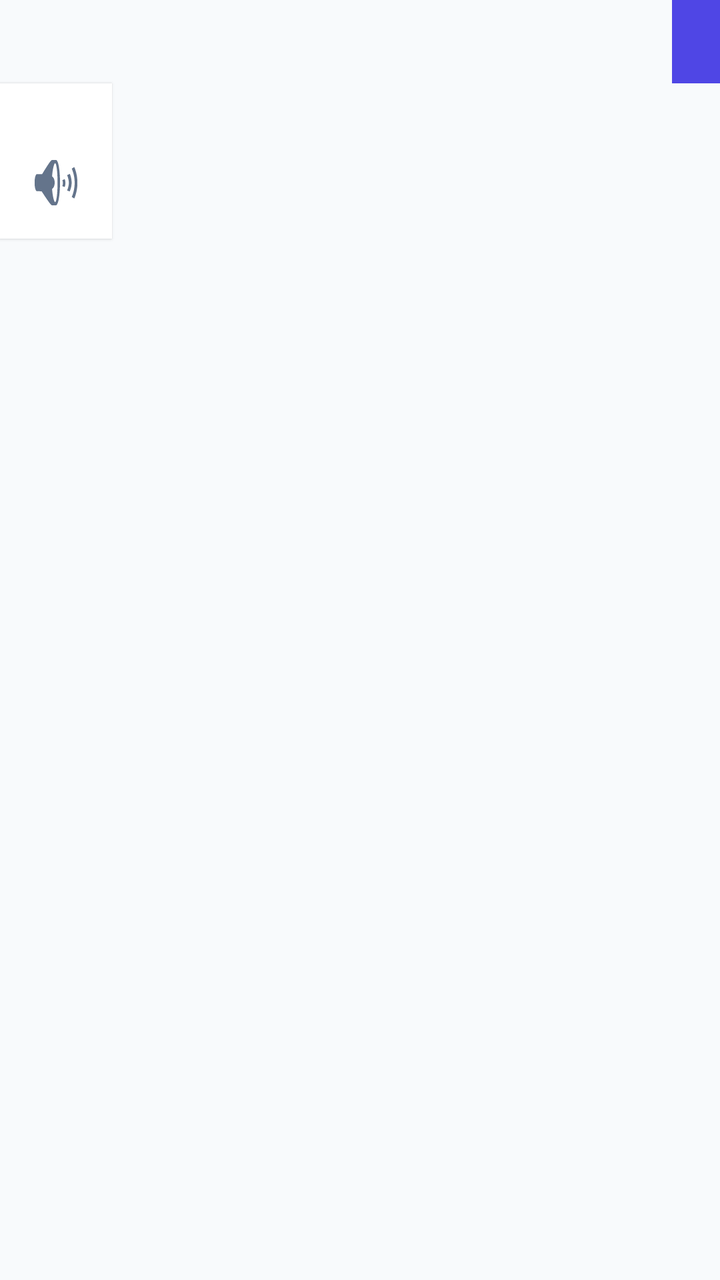
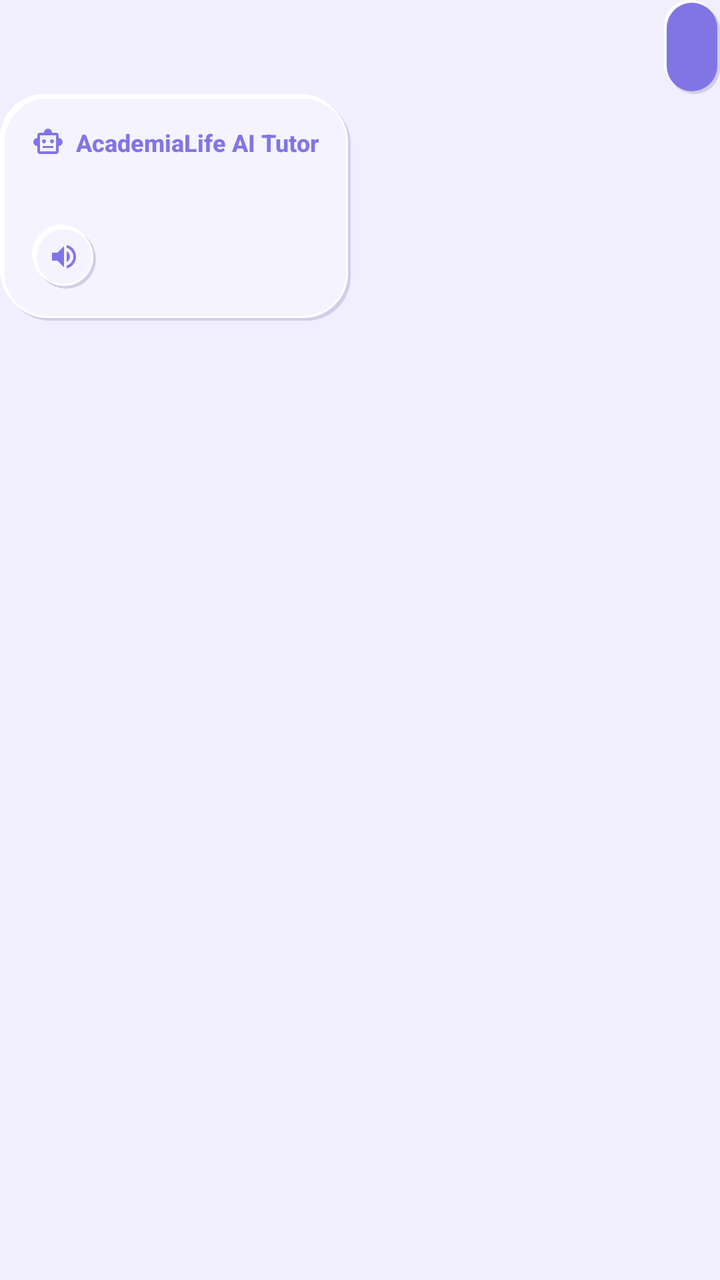

Before-and-after screenshots of an Android layout around one commit, followed by the original layout XML and the change that was made.
<!-- AndroidManifest.xml: application theme Theme.AcademiaLife -->
<!-- res/layout/item_chat_message.xml -->
<?xml version="1.0" encoding="utf-8"?>
<LinearLayout xmlns:android="http://schemas.android.com/apk/res/android"
    xmlns:app="http://schemas.android.com/apk/res-auto"
    android:layout_width="match_parent"
    android:layout_height="wrap_content"
    android:layout_marginBottom="10dp"
    android:orientation="vertical">

    
    <LinearLayout
        android:id="@+id/layoutUserMessage"
        android:layout_width="wrap_content"
        android:layout_height="wrap_content"
        android:layout_gravity="end"
        android:layout_marginStart="48dp"
        android:background="@color/brand_primary"
        android:orientation="vertical"
        android:padding="12dp">

        <TextView
            android:id="@+id/tvUserContent"
            android:layout_width="wrap_content"
            android:layout_height="wrap_content"
            android:textColor="@color/white"
            android:textSize="13sp" />
    </LinearLayout>

    
    <LinearLayout
        android:id="@+id/layoutAssistantMessage"
        android:layout_width="wrap_content"
        android:layout_height="wrap_content"
        android:layout_gravity="start"
        android:layout_marginEnd="48dp"
        android:background="@color/white"
        android:elevation="1dp"
        android:orientation="vertical"
        android:padding="12dp">

        <TextView
            android:id="@+id/tvAssistantContent"
            android:layout_width="wrap_content"
            android:layout_height="wrap_content"
            android:textColor="@color/slate_900"
            android:textSize="13sp" />

        <TextView
            android:id="@+id/tvSources"
            android:layout_width="wrap_content"
            android:layout_height="wrap_content"
            android:layout_marginTop="8dp"
            android:textColor="@color/slate_500"
            android:textSize="10sp"
            android:textStyle="italic"
            android:visibility="gone" />

        <ImageButton
            android:id="@+id/btnTtsRead"
            android:layout_width="32dp"
            android:layout_height="32dp"
            android:layout_gravity="end"
            android:layout_marginTop="4dp"
            android:background="?attr/selectableItemBackgroundBorderless"
            android:contentDescription="Read Aloud"
            android:src="@android:drawable/ic_lock_silent_mode_off"
            app:tint="@color/slate_500" />
    </LinearLayout>

</LinearLayout>
<!-- resources referenced by this layout -->
<resources>
  <color name="brand_primary">#4F46E5</color>
  <color name="slate_500">#64748B</color>
  <color name="slate_900">#0F172A</color>
  <style name="Theme.AcademiaLife" parent="Theme.Material3.DayNight.NoActionBar">
          
          <item name="colorPrimary">@color/brand_primary</item>
          <item name="colorOnPrimary">@color/white</item>
          <item name="colorPrimaryContainer">@color/slate_100</item>
          <item name="colorOnPrimaryContainer">@color/slate_900</item>
          
          <item name="colorSecondary">@color/brand_secondary</item>
          <item name="colorOnSecondary">@color/white</item>
          
          <item name="android:statusBarColor">@color/slate_900</item>
          <item name="android:windowLightStatusBar">false</item>
          <item name="android:windowBackground">@color/slate_50</item>
      </style>
  <color name="slate_100">#F1F5F9</color>
  <color name="brand_secondary">#06B6D4</color>
  <color name="slate_50">#F8FAFC</color>
  <!-- unchanged entries left out for length: 1 -->
</resources>

<!-- the commit's change to res/layout/item_chat_message.xml (unified diff, before → after) -->
@@ -3,7 +3,7 @@
     xmlns:app="http://schemas.android.com/apk/res-auto"
     android:layout_width="match_parent"
     android:layout_height="wrap_content"
-    android:layout_marginBottom="10dp"
+    android:layout_marginBottom="12dp"
     android:orientation="vertical">
 
     
@@ -13,16 +13,17 @@
         android:layout_height="wrap_content"
         android:layout_gravity="end"
         android:layout_marginStart="48dp"
-        android:background="@color/brand_primary"
+        android:background="@drawable/bg_neumorphic_btn_primary_idle"
         android:orientation="vertical"
-        android:padding="12dp">
+        android:padding="14dp">
 
         <TextView
             android:id="@+id/tvUserContent"
             android:layout_width="wrap_content"
             android:layout_height="wrap_content"
+            android:lineSpacingExtra="3dp"
             android:textColor="@color/white"
-            android:textSize="13sp" />
+            android:textSize="14sp" />
     </LinearLayout>
 
     
@@ -32,38 +33,68 @@
         android:layout_height="wrap_content"
         android:layout_gravity="start"
         android:layout_marginEnd="48dp"
-        android:background="@color/white"
-        android:elevation="1dp"
+        android:background="@drawable/bg_neumorphic_card"
         android:orientation="vertical"
-        android:padding="12dp">
+        android:padding="16dp">
+
+        <LinearLayout
+            android:layout_width="wrap_content"
+            android:layout_height="wrap_content"
+            android:gravity="center_vertical"
+            android:orientation="horizontal">
+
+            <ImageView
+                android:layout_width="16dp"
+                android:layout_height="16dp"
+                android:src="@drawable/ic_bot"
+                app:tint="@color/brand_primary" />
+
+            <TextView
+                android:layout_width="wrap_content"
+                android:layout_height="wrap_content"
+                android:layout_marginStart="6dp"
+                android:text="AcademiaLife AI Tutor"
+                android:textColor="@color/brand_primary"
+                android:textSize="12sp"
+                android:fontFamily="sans-serif-medium"
+                android:textStyle="bold" />
+        </LinearLayout>
 
         <TextView
             android:id="@+id/tvAssistantContent"
             android:layout_width="wrap_content"
             android:layout_height="wrap_content"
-            android:textColor="@color/slate_900"
-            android:textSize="13sp" />
+            android:layout_marginTop="6dp"
+            android:lineSpacingExtra="3dp"
+            android:textColor="@color/text_primary"
+            android:textSize="14sp" />
 
         <TextView
             android:id="@+id/tvSources"
             android:layout_width="wrap_content"
             android:layout_height="wrap_content"
             android:layout_marginTop="8dp"
-            android:textColor="@color/slate_500"
+            android:background="@drawable/bg_pill_neutral"
+            android:textColor="@color/text_muted"
             android:textSize="10sp"
-            android:textStyle="italic"
             android:visibility="gone" />
 
-        <ImageButton
+        <FrameLayout
             android:id="@+id/btnTtsRead"
             android:layout_width="32dp"
             android:layout_height="32dp"
-            android:layout_gravity="end"
-            android:layout_marginTop="4dp"
-            android:background="?attr/selectableItemBackgroundBorderless"
-            android:contentDescription="Read Aloud"
-            android:src="@android:drawable/ic_lock_silent_mode_off"
-            app:tint="@color/slate_500" />
+            android:layout_marginTop="8dp"
+            android:background="@drawable/bg_neumorphic_circle_btn"
+            android:clickable="true"
+            android:focusable="true">
+
+            <ImageView
+                android:layout_width="16dp"
+                android:layout_height="16dp"
+                android:layout_gravity="center"
+                android:src="@drawable/ic_speaker"
+                app:tint="@color/brand_primary" />
+        </FrameLayout>
     </LinearLayout>
 
 </LinearLayout>
<!-- resource entries referenced after the edit -->
@@ -1,25 +1,205 @@
 <!-- resources referenced by this layout -->
 <resources>
-  <color name="brand_primary">#4F46E5</color>
-  <color name="slate_500">#64748B</color>
-  <color name="slate_900">#0F172A</color>
+  <color name="brand_primary">#8175E5</color>
+  <color name="text_muted">#77718F</color>
+  <color name="text_primary">#39345D</color>
+  <!-- drawable bg_neumorphic_btn_primary_idle (drawable) -->
+  <?xml version="1.0" encoding="utf-8"?>
+  <layer-list xmlns:android="http://schemas.android.com/apk/res/android">
+      <item
+          android:left="2.5dp"
+          android:top="2.5dp">
+          <shape android:shape="rectangle">
+              <corners android:radius="16dp" />
+              <solid android:color="@color/lavender_dark_shadow" />
+          </shape>
+      </item>
+      <item
+          android:right="2.5dp"
+          android:bottom="2.5dp">
+          <shape android:shape="rectangle">
+              <corners android:radius="16dp" />
+              <solid android:color="@color/lavender_light_shadow" />
+          </shape>
+      </item>
+      <item
+          android:left="1.5dp"
+          android:top="1.5dp"
+          android:right="1.5dp"
+          android:bottom="1.5dp">
+          <shape android:shape="rectangle">
+              <corners android:radius="16dp" />
+              <solid android:color="@color/lavender_primary" />
+          </shape>
+      </item>
+  </layer-list>
+  <!-- drawable bg_neumorphic_card (drawable) -->
+  <?xml version="1.0" encoding="utf-8"?>
+  <layer-list xmlns:android="http://schemas.android.com/apk/res/android">
+      
+      <item
+          android:left="3dp"
+          android:top="3dp">
+          <shape android:shape="rectangle">
+              <corners android:radius="22dp" />
+              <solid android:color="@color/lavender_dark_shadow" />
+          </shape>
+      </item>
+  
+      
+      <item
+          android:right="3dp"
+          android:bottom="3dp">
+          <shape android:shape="rectangle">
+              <corners android:radius="22dp" />
+              <solid android:color="@color/lavender_light_shadow" />
+          </shape>
+      </item>
+  
+      
+      <item
+          android:left="1.5dp"
+          android:top="1.5dp"
+          android:right="1.5dp"
+          android:bottom="1.5dp">
+          <shape android:shape="rectangle">
+              <corners android:radius="22dp" />
+              <solid android:color="@color/lavender_card" />
+              <stroke
+                  android:width="1dp"
+                  android:color="@color/lavender_light_shadow" />
+          </shape>
+      </item>
+  </layer-list>
+  <!-- drawable bg_neumorphic_circle_btn (drawable) -->
+  <?xml version="1.0" encoding="utf-8"?>
+  <selector xmlns:android="http://schemas.android.com/apk/res/android">
+      <item android:state_pressed="true" android:drawable="@drawable/bg_neumorphic_circle_pressed" />
+      <item android:drawable="@drawable/bg_neumorphic_circle_idle" />
+  </selector>
+  <!-- drawable bg_pill_neutral (drawable) -->
+  <?xml version="1.0" encoding="utf-8"?>
+  <shape xmlns:android="http://schemas.android.com/apk/res/android"
+      android:shape="rectangle">
+      <corners android:radius="50dp" />
+      <solid android:color="@color/lavender_surface" />
+      <stroke
+          android:width="1dp"
+          android:color="@color/lavender_divider" />
+      <padding
+          android:left="10dp"
+          android:top="4dp"
+          android:right="10dp"
+          android:bottom="4dp" />
+  </shape>
+  <!-- drawable ic_bot (drawable) -->
+  <vector xmlns:android="http://schemas.android.com/apk/res/android"
+      android:width="24dp"
+      android:height="24dp"
+      android:viewportWidth="24"
+      android:viewportHeight="24">
+    <path
+        android:fillColor="@color/brand_primary"
+        android:pathData="M20,9V7c0,-1.1 -0.9,-2 -2,-2h-3c0,-1.66 -1.34,-3 -3,-3S9,3.34 9,5H6c-1.1,0 -2,0.9 -2,2v2c-1.66,0 -3,1.34 -3,3s1.34,3 3,3v4c0,1.1 0.9,2 2,2h12c1.1,0 2,-0.9 2,-2v-4c1.66,0 3,-1.34 3,-3s-1.34,-3 -3,-3zm-2,10H6V7h12v12zm-9,-6c0.83,0 1.5,-0.67 1.5,-1.5S9.83,10 9,10s-1.5,0.67 -1.5,1.5S8.17,13 9,13zm6,0c0.83,0 1.5,-0.67 1.5,-1.5S15.83,10 15,10s-1.5,0.67 -1.5,1.5 0.67,1.5 1.5,1.5zm-7,2h8v1.5H8V15z"/>
+  </vector>
+  <!-- drawable ic_speaker (drawable) -->
+  <vector xmlns:android="http://schemas.android.com/apk/res/android"
+      android:width="24dp"
+      android:height="24dp"
+      android:viewportWidth="24"
+      android:viewportHeight="24">
+    <path
+        android:fillColor="@color/brand_primary"
+        android:pathData="M3,9v6h4l5,5V4L7,9H3zm13.5,3c0,-1.77 -1.02,-3.29 -2.5,-4.03v8.05c1.48,-0.73 2.5,-2.25 2.5,-4.02zM14,3.23v2.06c2.89,0.86 5,3.54 5,6.71s-2.11,5.85 -5,6.71v2.06c4.01,-0.91 7,-4.49 7,-8.77s-2.99,-7.86 -7,-8.77z"/>
+  </vector>
   <style name="Theme.AcademiaLife" parent="Theme.Material3.DayNight.NoActionBar">
           
-          <item name="colorPrimary">@color/brand_primary</item>
+          <item name="colorPrimary">@color/lavender_primary</item>
           <item name="colorOnPrimary">@color/white</item>
-          <item name="colorPrimaryContainer">@color/slate_100</item>
-          <item name="colorOnPrimaryContainer">@color/slate_900</item>
-          
-          <item name="colorSecondary">@color/brand_secondary</item>
+          <item name="colorPrimaryContainer">@color/lavender_surface</item>
+          <item name="colorOnPrimaryContainer">@color/lavender_deep</item>
+          
+          
+          <item name="colorSecondary">@color/lavender_deep</item>
           <item name="colorOnSecondary">@color/white</item>
           
-          <item name="android:statusBarColor">@color/slate_900</item>
-          <item name="android:windowLightStatusBar">false</item>
-          <item name="android:windowBackground">@color/slate_50</item>
+          
+          <item name="android:windowBackground">@color/lavender_bg</item>
+          <item name="colorSurface">@color/lavender_card</item>
+          <item name="colorOnSurface">@color/text_primary</item>
+  
+          
+          <item name="android:statusBarColor">@color/lavender_bg</item>
+          <item name="android:windowLightStatusBar">true</item>
+          <item name="android:navigationBarColor">@color/lavender_bg</item>
+          <item name="android:windowLightNavigationBar" tools:targetApi="o_mr1">true</item>
+  
+          
+          <item name="materialAlertDialogTheme">@style/ThemeOverlay.AcademiaLife.MaterialAlertDialog</item>
       </style>
-  <color name="slate_100">#F1F5F9</color>
-  <color name="brand_secondary">#06B6D4</color>
-  <color name="slate_50">#F8FAFC</color>
+  <color name="lavender_dark_shadow">#D2CDE8</color>
+  <color name="lavender_light_shadow">#FFFFFF</color>
+  <color name="lavender_primary">#8175E5</color>
+  <color name="lavender_card">#F5F3FF</color>
+  <!-- drawable bg_neumorphic_circle_pressed (drawable) -->
+  <?xml version="1.0" encoding="utf-8"?>
+  <layer-list xmlns:android="http://schemas.android.com/apk/res/android">
+      <item>
+          <shape android:shape="oval">
+              <solid android:color="@color/lavender_divider" />
+          </shape>
+      </item>
+      <item
+          android:left="2dp"
+          android:top="2dp"
+          android:right="1dp"
+          android:bottom="1dp">
+          <shape android:shape="oval">
+              <solid android:color="@color/lavender_surface" />
+          </shape>
+      </item>
+  </layer-list>
+  <!-- drawable bg_neumorphic_circle_idle (drawable) -->
+  <?xml version="1.0" encoding="utf-8"?>
+  <layer-list xmlns:android="http://schemas.android.com/apk/res/android">
+      <item
+          android:left="2.5dp"
+          android:top="2.5dp">
+          <shape android:shape="oval">
+              <solid android:color="@color/lavender_dark_shadow" />
+          </shape>
+      </item>
+      <item
+          android:right="2.5dp"
+          android:bottom="2.5dp">
+          <shape android:shape="oval">
+              <solid android:color="@color/lavender_light_shadow" />
+          </shape>
+      </item>
+      <item
+          android:left="1.5dp"
+          android:top="1.5dp"
+          android:right="1.5dp"
+          android:bottom="1.5dp">
+          <shape android:shape="oval">
+              <solid android:color="@color/lavender_card" />
+              <stroke
+                  android:width="1dp"
+                  android:color="@color/lavender_light_shadow" />
+          </shape>
+      </item>
+  </layer-list>
+  <color name="lavender_surface">#E8E4FA</color>
+  <color name="lavender_divider">#E2DEF3</color>
+  <color name="lavender_deep">#6257C9</color>
+  <color name="lavender_bg">#F0EEFF</color>
+  <style name="ThemeOverlay.AcademiaLife.MaterialAlertDialog" parent="ThemeOverlay.Material3.MaterialAlertDialog">
+          <item name="shapeAppearanceOverlay">@style/ShapeAppearance.AcademiaLife.Dialog</item>
+          <item name="colorSurface">@color/lavender_card</item>
+      </style>
+  <style name="ShapeAppearance.AcademiaLife.Dialog" parent="">
+          <item name="cornerSize">22dp</item>
+      </style>
   <!-- unchanged entries left out for length: 1 -->
 </resources>
 
